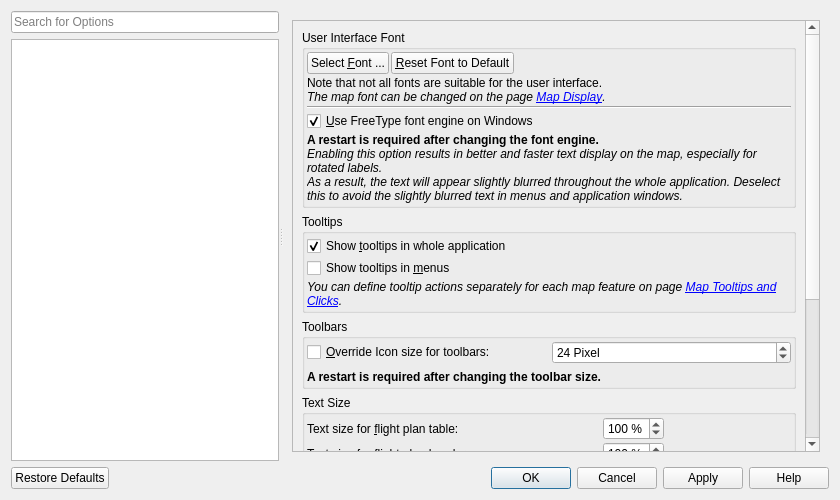
This is src/options/optionsdialog.ui in albar965/littlenavmap as Qt 5 draws it before an edit. The edited form follows.
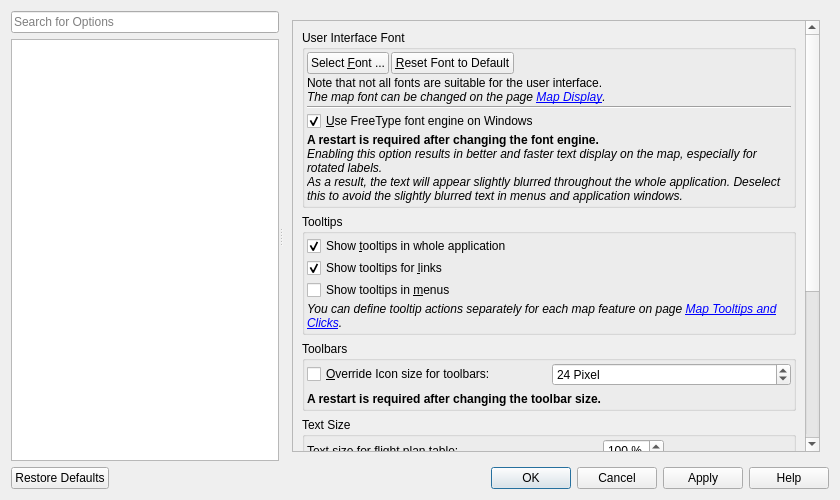
This is the edited form. The open tabs and pages were chosen to show the change. Icons and pictures are not drawn.

Commit message:
Added tooltips for links in flight plan header, procedure search and information windows
Can be enabled or disabled in options on page "Display and Text"
Added map link for logbook entries.

Patch:
```diff
--- a/src/options/optionsdialog.ui
+++ b/src/options/optionsdialog.ui
@@ -628,7 +628,7 @@
              <x>0</x>
              <y>0</y>
              <width>543</width>
-             <height>870</height>
+             <height>895</height>
             </rect>
            </property>
            <layout class="QVBoxLayout" name="verticalLayout_23">
@@ -788,6 +788,19 @@
                  </property>
                 </widget>
                </item>
+               <item>
+                <widget class="QCheckBox" name="checkBoxOptionsGuiTooltipsLink">
+                 <property name="toolTip">
+                  <string>&lt;html&gt;&lt;head/&gt;&lt;body&gt;&lt;p&gt;Enables tooltips for the blue links in the flight plan header, procedure search and information window&lt;/p&gt;&lt;/body&gt;&lt;/html&gt;</string>
+                 </property>
+                 <property name="text">
+                  <string>Show tooltips for &amp;links</string>
+                 </property>
+                 <property name="checked">
+                  <bool>true</bool>
+                 </property>
+                </widget>
+               </item>
                <item>
                 <widget class="QCheckBox" name="checkBoxOptionsGuiTooltipsMenu">
                  <property name="toolTip">
```
Left out of the diff: 66 changed lines with no effect on the pictures. The commit also changes 15 other files.
